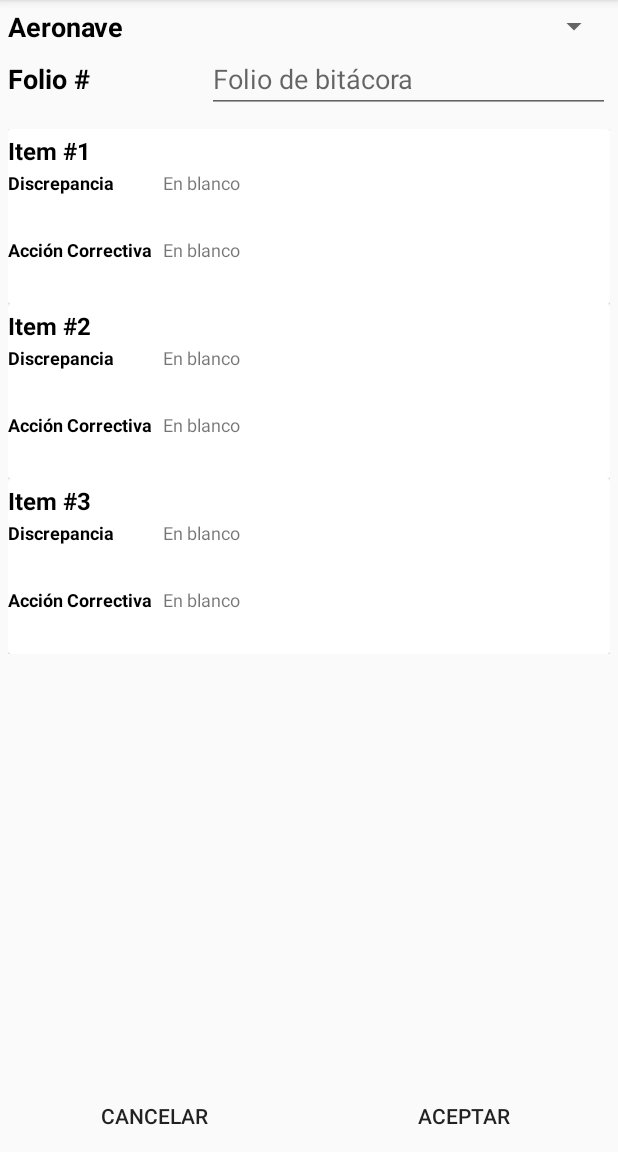
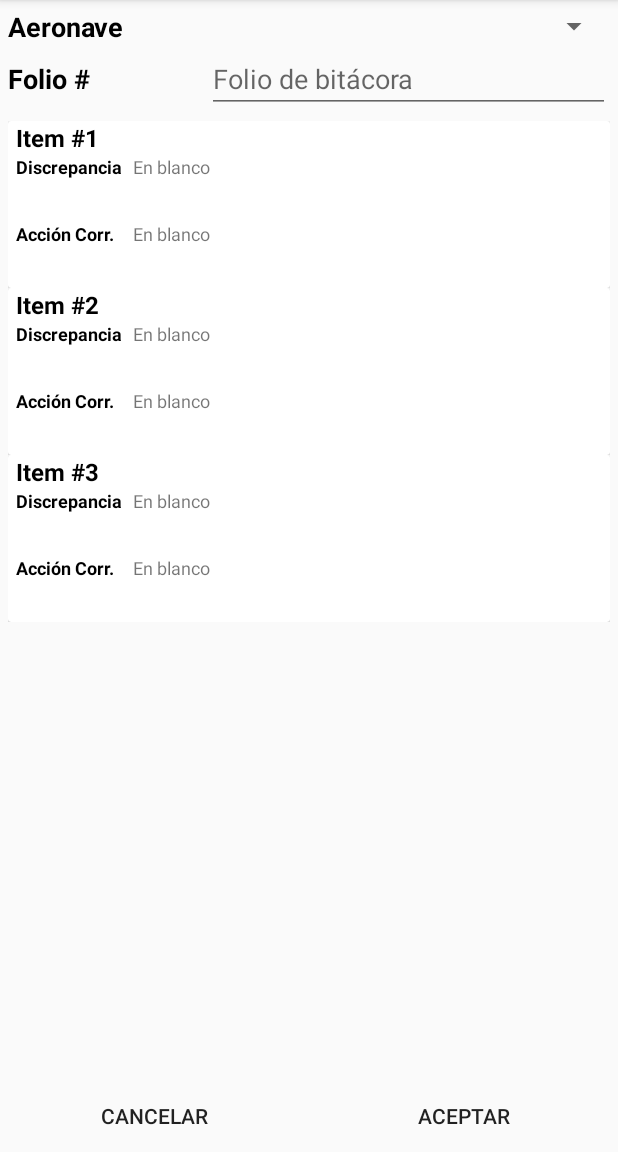
Before and after one commit to DefinitelyNotAnAlien/Android-tests, an Android app: the screen it shows after launch (MainActivity), on a phone screen of 412 x 824 dp, the part 84-1236 px from its top. Run offline under Robolectric (Android 15) with nearby library versions, the phone set to English and light mode, and no system bars.

Commit message:
Modified layout xml and added an array string for the spinner

```diff
--- a/CapturaTest/app/src/main/res/layout/activity_main.xml
+++ b/CapturaTest/app/src/main/res/layout/activity_main.xml
@@ -32,14 +32,16 @@
                 android:textColor="@android:color/black"
                 android:textSize="18sp"
                 android:textStyle="bold" />
+
             <Spinner
                 android:id="@+id/aircraftSelector"
-                android:layout_width="match_parent"
+                android:layout_width="wrap_content"
                 android:layout_height="wrap_content"
                 android:layout_column="2"
                 android:layout_weight="1"
                 android:nextFocusDown="@id/folioInput"
-                android:spinnerMode="dialog" />
+                android:spinnerMode="dialog"
+                android:prompt="@string/selector_title" />
         </TableRow>
 
         <!-- Enter the log folio -->
@@ -86,10 +88,7 @@
         android:layout_width="match_parent"
         android:layout_height="0dp"
         android:layout_weight="1"
-        android:paddingLeft="5dp"
         android:paddingStart="5dp"
-        android:paddingTop="5dp"
-        android:paddingRight="5dp"
         android:paddingEnd="5dp"
         tools:itemCount="3" />
 
--- a/CapturaTest/app/src/main/res/layout/log_item.xml
+++ b/CapturaTest/app/src/main/res/layout/log_item.xml
@@ -1,5 +1,6 @@
 <?xml version="1.0" encoding="utf-8"?>
-<LinearLayout xmlns:android="http://schemas.android.com/apk/res/android"
+<LinearLayout
+    xmlns:android="http://schemas.android.com/apk/res/android"
     android:orientation="vertical"
     android:layout_width="match_parent"
     android:layout_height="wrap_content">
@@ -8,21 +9,20 @@
     <androidx.cardview.widget.CardView
         android:layout_width="match_parent"
         android:layout_height="wrap_content"
-        android:id="@+id/cv"
-        android:padding="5dp">
+        android:id="@+id/cv">
 
         <LinearLayout
             android:layout_width="match_parent"
             android:layout_height="wrap_content"
-            android:orientation="vertical">
+            android:orientation="vertical"
+            android:paddingLeft="5dp"
+            android:paddingRight="5dp">
 
             <LinearLayout
                 android:id="@+id/logItemContainer"
                 android:layout_width="match_parent"
                 android:layout_height="wrap_content"
-                android:orientation="horizontal"
-                android:paddingTop="3dp"
-                android:paddingBottom="2dp">
+                android:orientation="horizontal">
 
                 <TextView
                     android:id="@+id/logItemLabel"
--- a/CapturaTest/app/src/main/res/values/strings.xml
+++ b/CapturaTest/app/src/main/res/values/strings.xml
@@ -1,11 +1,25 @@
 <resources>
     <string name="app_name">Captura de bitácora</string>
     <string name="aircraft_label">Aeronave</string>
+    <string name="selector_title">Seleccionar aeronave</string>
     <string name="ok_button">Aceptar</string>
     <string name="cancel_button">Cancelar</string>
     <string name="log_item_label">Item #</string>
     <string name="folio_input_label">Folio #</string>
     <string name="discrepancy_label">Discrepancia</string>
-    <string name="corr_action_label">Acción Correctiva</string>
+    <string name="corr_action_label">Acción Corr.</string>
     <string name="log_folio_hint">Folio de bitácora</string>
+    <string-array name="aircraft_array">
+        <item>XA-AFH</item>
+        <item>XA-BPK</item>
+        <item>XA-EFH</item>
+        <item>XA-IFP</item>
+        <item>XA-JFH</item>
+        <item>XA-MAF</item>
+        <item>XA-MFH</item>
+        <item>XA-NFP</item>
+        <item>XA-PFL</item>
+        <item>XA-RHF</item>
+        <item>XA-SFH</item>
+    </string-array>
 </resources>
```
